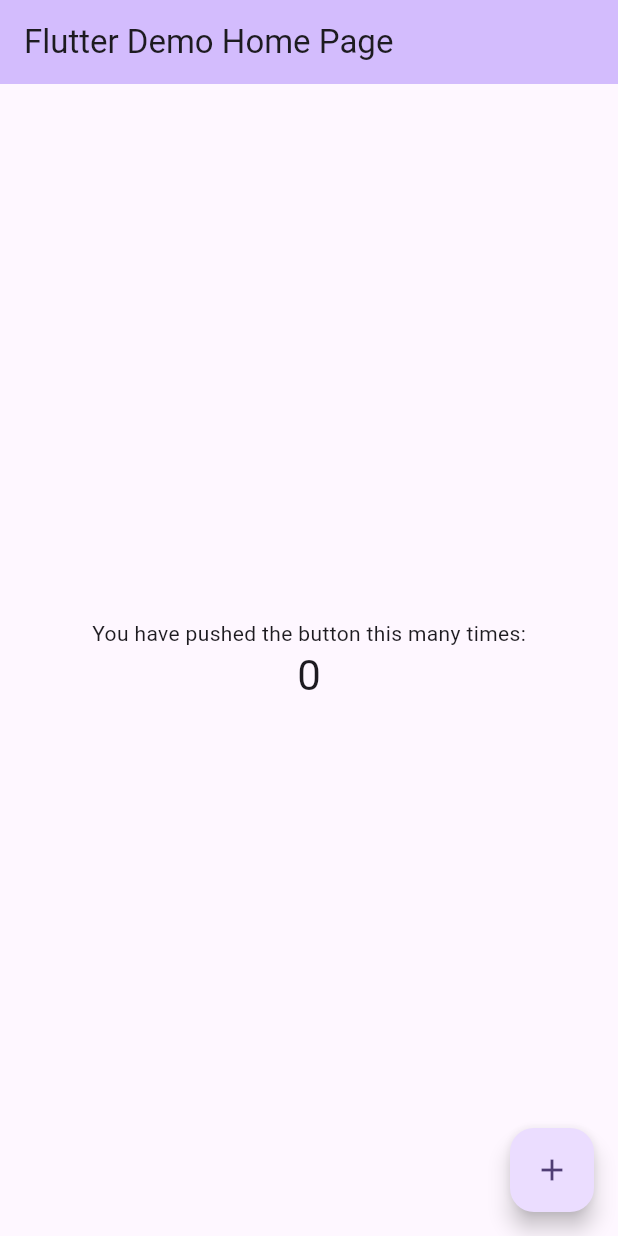
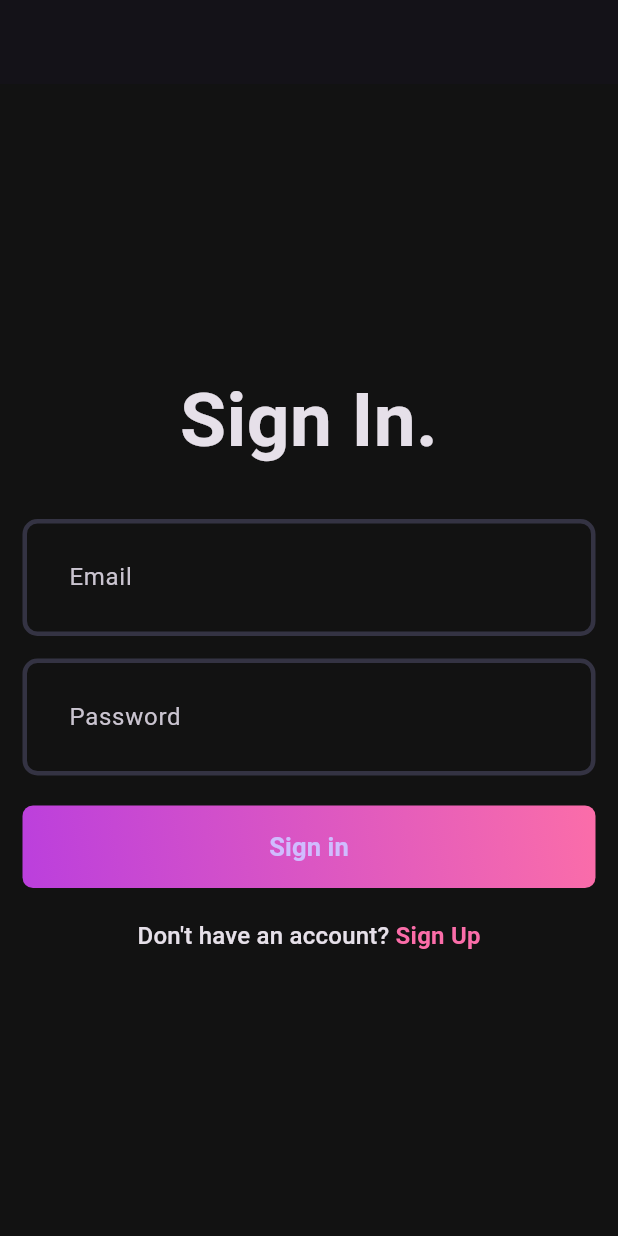
Before and after one commit to aliwaseem27/musicapp_client, a Flutter app: the screen it shows after launch, on a phone screen of 412 x 824 dp. Run offline on Flutter 3.47's test engine with Material 3 defaults, Android fonts, the phone set to English and light mode, and no system bars; our stand-ins replace flutter_riverpod.

Commit message:
add: Auth View

```diff
--- /dev/null
+++ b/lib/core/theme/app_pallete.dart
@@ -0,0 +1,20 @@
+import 'package:flutter/material.dart';
+
+class Pallete {
+  static const cardColor = Color.fromRGBO(30, 30, 30, 1);
+  static const greenColor = Colors.green;
+  static const subtitleText = Color(0xffa7a7a7);
+  static const inactiveBottomBarItemColor = Color(0xffababab);
+
+  static const Color backgroundColor = Color.fromRGBO(18, 18, 18, 1);
+  static const Color gradient1 = Color.fromRGBO(187, 63, 221, 1);
+  static const Color gradient2 = Color.fromRGBO(251, 109, 169, 1);
+  static const Color gradient3 = Color.fromRGBO(255, 159, 124, 1);
+  static const Color borderColor = Color.fromRGBO(52, 51, 67, 1);
+  static const Color whiteColor = Colors.white;
+  static const Color greyColor = Colors.grey;
+  static const Color errorColor = Colors.redAccent;
+  static const Color transparentColor = Colors.transparent;
+
+  static const Color inactiveSeekColor = Colors.white38;
+}
--- /dev/null
+++ b/lib/core/theme/theme.dart
@@ -0,0 +1,23 @@
+import 'package:client/core/theme/app_pallete.dart';
+import 'package:flutter/material.dart';
+
+class AppTheme {
+  static OutlineInputBorder _border(Color color) => OutlineInputBorder(
+    borderSide: BorderSide(
+      color: color,
+      width: 3,
+    ),
+    borderRadius: BorderRadius.circular(10),
+  );
+  static final darkThemeMode = ThemeData.dark().copyWith(
+    scaffoldBackgroundColor: Pallete.backgroundColor,
+    inputDecorationTheme: InputDecorationTheme(
+      contentPadding: const EdgeInsets.all(27),
+      enabledBorder: _border(Pallete.borderColor),
+      focusedBorder: _border(Pallete.gradient2),
+    ),
+    bottomNavigationBarTheme: const BottomNavigationBarThemeData(
+      backgroundColor: Pallete.backgroundColor,
+    ),
+  );
+}
--- /dev/null
+++ b/lib/core/widgets/custom_field.dart
@@ -0,0 +1,36 @@
+import 'package:flutter/material.dart';
+
+class CustomField extends StatelessWidget {
+  final String hintText;
+  final TextEditingController? controller;
+  final bool isObscureText;
+  final bool readOnly;
+  final VoidCallback? onTap;
+  const CustomField({
+    super.key,
+    required this.hintText,
+    required this.controller,
+    this.isObscureText = false,
+    this.readOnly = false,
+    this.onTap,
+  });
+
+  @override
+  Widget build(BuildContext context) {
+    return TextFormField(
+      onTap: onTap,
+      readOnly: readOnly,
+      controller: controller,
+      decoration: InputDecoration(
+        hintText: hintText,
+      ),
+      validator: (val) {
+        if (val!.trim().isEmpty) {
+          return "$hintText is missing!";
+        }
+        return null;
+      },
+      obscureText: isObscureText,
+    );
+  }
+}
--- /dev/null
+++ b/lib/features/auth/view/screens/login_screen.dart
@@ -0,0 +1,85 @@
+import 'package:client/core/theme/app_pallete.dart';
+import 'package:client/features/auth/view/widgets/auth_gradient_button.dart';
+import 'package:client/core/widgets/custom_field.dart';
+import 'package:flutter/material.dart';
+import 'package:flutter_riverpod/flutter_riverpod.dart';
+
+class LoginScreen extends ConsumerStatefulWidget {
+  const LoginScreen({super.key});
+
+  @override
+  ConsumerState<LoginScreen> createState() => _LoginPageState();
+}
+
+class _LoginPageState extends ConsumerState<LoginScreen> {
+  final emailController = TextEditingController();
+  final passwordController = TextEditingController();
+  final formKey = GlobalKey<FormState>();
+
+  @override
+  void dispose() {
+    emailController.dispose();
+    passwordController.dispose();
+    super.dispose();
+  }
+
+  @override
+  Widget build(BuildContext context) {
+    return Scaffold(
+      appBar: AppBar(),
+      body: Padding(
+        padding: const EdgeInsets.all(15.0),
+        child: Form(
+          key: formKey,
+          child: Column(
+            mainAxisAlignment: MainAxisAlignment.center,
+            children: [
+              const Text(
+                'Sign In.',
+                style: TextStyle(
+                  fontSize: 50,
+                  fontWeight: FontWeight.bold,
+                ),
+              ),
+              const SizedBox(height: 30),
+              CustomField(
+                hintText: 'Email',
+                controller: emailController,
+              ),
+              const SizedBox(height: 15),
+              CustomField(
+                hintText: 'Password',
+                controller: passwordController,
+                isObscureText: true,
+              ),
+              const SizedBox(height: 20),
+              AuthGradientButton(
+                buttonText: 'Sign in',
+                onTap: () async {},
+              ),
+              const SizedBox(height: 20),
+              GestureDetector(
+                onTap: () {},
+                child: RichText(
+                  text: TextSpan(
+                    text: 'Don\'t have an account? ',
+                    style: Theme.of(context).textTheme.titleMedium,
+                    children: const [
+                      TextSpan(
+                        text: 'Sign Up',
+                        style: TextStyle(
+                          color: Pallete.gradient2,
+                          fontWeight: FontWeight.bold,
+                        ),
+                      ),
+                    ],
+                  ),
+                ),
+              )
+            ],
+          ),
+        ),
+      ),
+    );
+  }
+}
--- /dev/null
+++ b/lib/features/auth/view/widgets/auth_gradient_button.dart
@@ -0,0 +1,44 @@
+import 'package:client/core/theme/app_pallete.dart';
+import 'package:flutter/material.dart';
+
+class AuthGradientButton extends StatelessWidget {
+  final String buttonText;
+  final VoidCallback onTap;
+  const AuthGradientButton({
+    super.key,
+    required this.buttonText,
+    required this.onTap,
+  });
+
+  @override
+  Widget build(BuildContext context) {
+    return Container(
+      decoration: BoxDecoration(
+        gradient: const LinearGradient(
+          colors: [
+            Pallete.gradient1,
+            Pallete.gradient2,
+          ],
+          begin: Alignment.bottomLeft,
+          end: Alignment.topRight,
+        ),
+        borderRadius: BorderRadius.circular(7),
+      ),
+      child: ElevatedButton(
+        onPressed: onTap,
+        style: ElevatedButton.styleFrom(
+          fixedSize: const Size(395, 55),
+          backgroundColor: Pallete.transparentColor,
+          shadowColor: Pallete.transparentColor,
+        ),
+        child: Text(
+          buttonText,
+          style: const TextStyle(
+            fontSize: 17,
+            fontWeight: FontWeight.w600,
+          ),
+        ),
+      ),
+    );
+  }
+}
--- a/lib/main.dart
+++ b/lib/main.dart
@@ -1,3 +1,6 @@
+import 'package:client/core/theme/theme.dart';
+import 'package:client/features/auth/view/screens/login_screen.dart';
+import 'package:client/features/auth/view/screens/signup_screen.dart';
 import 'package:flutter/material.dart';
 
 void main() {
@@ -7,119 +10,12 @@ void main() {
 class MyApp extends StatelessWidget {
   const MyApp({super.key});
 
-  // This widget is the root of your application.
   @override
   Widget build(BuildContext context) {
     return MaterialApp(
       title: 'Flutter Demo',
-      theme: ThemeData(
-        // This is the theme of your application.
-        //
-        // TRY THIS: Try running your application with "flutter run". You'll see
-        // the application has a purple toolbar. Then, without quitting the app,
-        // try changing the seedColor in the colorScheme below to Colors.green
-        // and then invoke "hot reload" (save your changes or press the "hot
-        // reload" button in a Flutter-supported IDE, or press "r" if you used
-        // the command line to start the app).
-        //
-        // Notice that the counter didn't reset back to zero; the application
-        // state is not lost during the reload. To reset the state, use hot
-        // restart instead.
-        //
-        // This works for code too, not just values: Most code changes can be
-        // tested with just a hot reload.
-        colorScheme: ColorScheme.fromSeed(seedColor: Colors.deepPurple),
-        useMaterial3: true,
-      ),
-      home: const MyHomePage(title: 'Flutter Demo Home Page'),
+      theme: AppTheme.darkThemeMode,
+      home: LoginScreen(),
     );
   }
 }
-
-class MyHomePage extends StatefulWidget {
-  const MyHomePage({super.key, required this.title});
-
-  // This widget is the home page of your application. It is stateful, meaning
-  // that it has a State object (defined below) that contains fields that affect
-  // how it looks.
-
-  // This class is the configuration for the state. It holds the values (in this
-  // case the title) provided by the parent (in this case the App widget) and
-  // used by the build method of the State. Fields in a Widget subclass are
-  // always marked "final".
-
-  final String title;
-
-  @override
-  State<MyHomePage> createState() => _MyHomePageState();
-}
-
-class _MyHomePageState extends State<MyHomePage> {
-  int _counter = 0;
-
-  void _incrementCounter() {
-    setState(() {
-      // This call to setState tells the Flutter framework that something has
-      // changed in this State, which causes it to rerun the build method below
-      // so that the display can reflect the updated values. If we changed
-      // _counter without calling setState(), then the build method would not be
-      // called again, and so nothing would appear to happen.
-      _counter++;
-    });
-  }
-
-  @override
-  Widget build(BuildContext context) {
-    // This method is rerun every time setState is called, for instance as done
-    // by the _incrementCounter method above.
-    //
-    // The Flutter framework has been optimized to make rerunning build methods
-    // fast, so that you can just rebuild anything that needs updating rather
-    // than having to individually change instances of widgets.
-    return Scaffold(
-      appBar: AppBar(
-        // TRY THIS: Try changing the color here to a specific color (to
-        // Colors.amber, perhaps?) and trigger a hot reload to see the AppBar
-        // change color while the other colors stay the same.
-        backgroundColor: Theme.of(context).colorScheme.inversePrimary,
-        // Here we take the value from the MyHomePage object that was created by
-        // the App.build method, and use it to set our appbar title.
-        title: Text(widget.title),
-      ),
-      body: Center(
-        // Center is a layout widget. It takes a single child and positions it
-        // in the middle of the parent.
-        child: Column(
-          // Column is also a layout widget. It takes a list of children and
-          // arranges them vertically. By default, it sizes itself to fit its
-          // children horizontally, and tries to be as tall as its parent.
-          //
-          // Column has various properties to control how it sizes itself and
-          // how it positions its children. Here we use mainAxisAlignment to
-          // center the children vertically; the main axis here is the vertical
-          // axis because Columns are vertical (the cross axis would be
-          // horizontal).
-          //
-          // TRY THIS: Invoke "debug painting" (choose the "Toggle Debug Paint"
-          // action in the IDE, or press "p" in the console), to see the
-          // wireframe for each widget.
-          mainAxisAlignment: MainAxisAlignment.center,
-          children: <Widget>[
-            const Text(
-              'You have pushed the button this many times:',
-            ),
-            Text(
-              '$_counter',
-              style: Theme.of(context).textTheme.headlineMedium,
-            ),
-          ],
-        ),
-      ),
-      floatingActionButton: FloatingActionButton(
-        onPressed: _incrementCounter,
-        tooltip: 'Increment',
-        child: const Icon(Icons.add),
-      ), // This trailing comma makes auto-formatting nicer for build methods.
-    );
-  }
-}
--- a/pubspec.yaml
+++ b/pubspec.yaml
@@ -35,6 +35,7 @@ dependencies:
   # The following adds the Cupertino Icons font to your application.
   # Use with the CupertinoIcons class for iOS style icons.
   cupertino_icons: ^1.0.6
+  flutter_riverpod: ^2.5.1
 
 dev_dependencies:
   flutter_test:
```
Also changed, not shown: lib/features/auth/view/screens/signup_screen.dart (added, +91 -0 lines), pubspec.lock.
